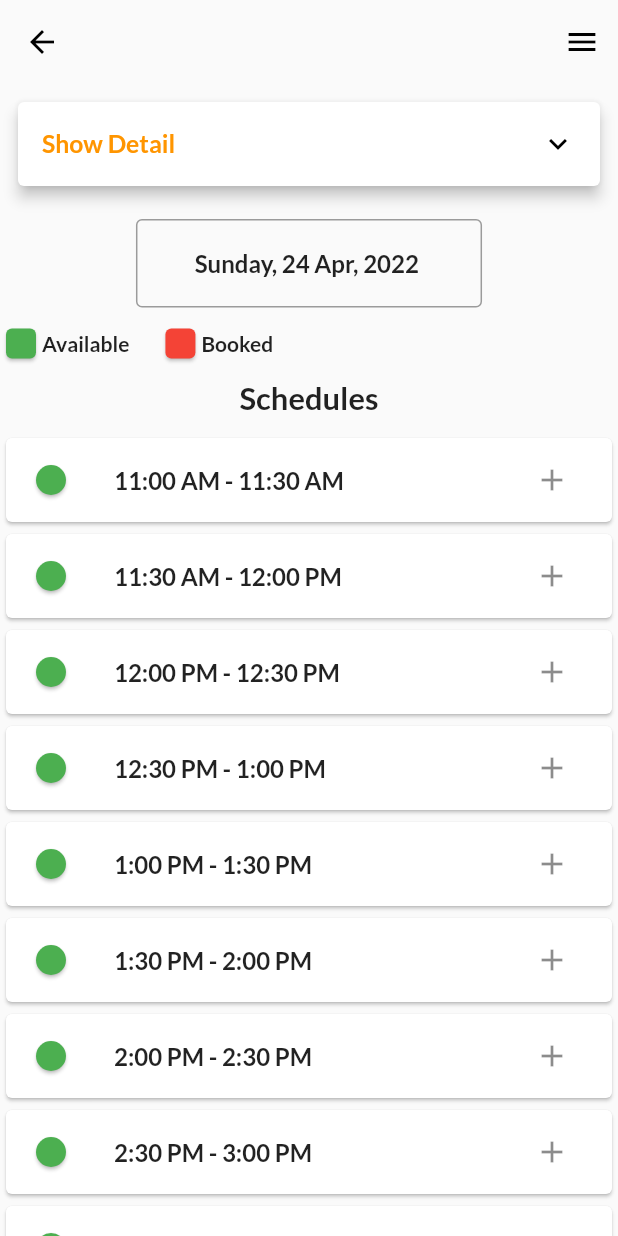
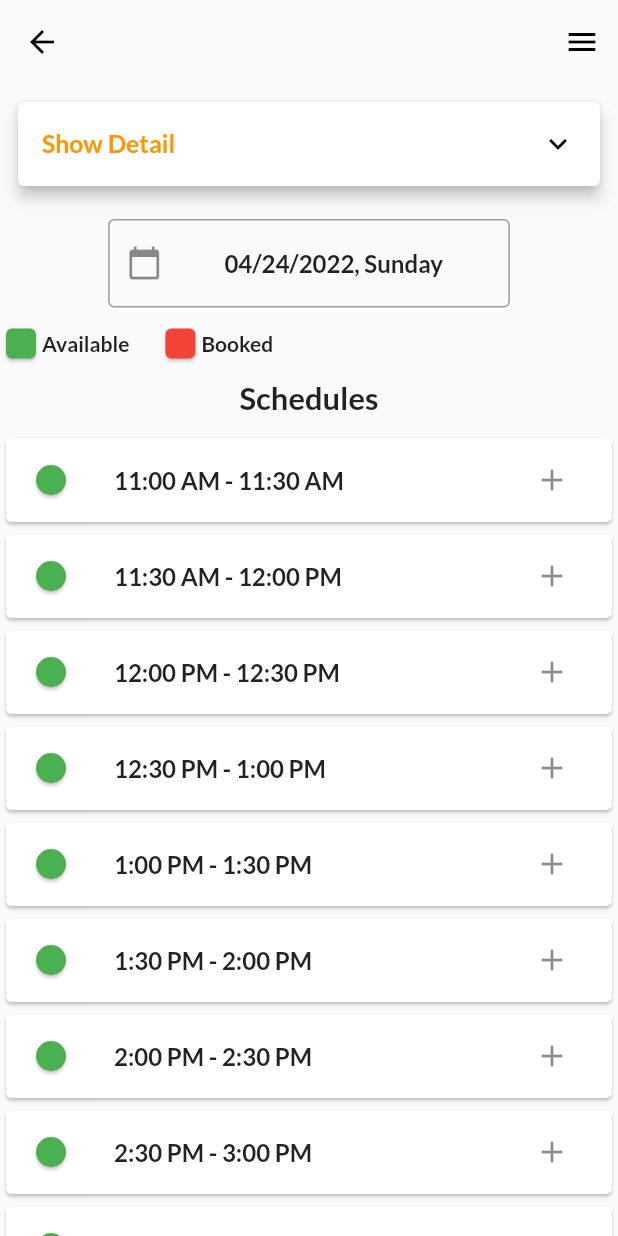
Before and after one commit to bxs8072/uta-library, a Flutter app: the RoomDetailUI screen opened directly with empty values, on a phone screen of 412 x 824 dp. Run offline on Flutter 3.47's test engine with Material 2 defaults, Android fonts, the light colour scheme and no system bars; our stand-ins replace bottom_navy_bar, cloud_firestore, date_field, email_validator, firebase_auth, firebase_core and 10 more; missing offline and left inert: password_strength; accounts and stored records are empty.

```diff
--- a/lib/uis/room_detail_ui/room_detail_ui.dart
+++ b/lib/uis/room_detail_ui/room_detail_ui.dart
@@ -43,7 +43,7 @@ class _RoomDetailUIState extends State<RoomDetailUI> {
     setState(() {
       _selectedDate = DateUtils.dateOnly(widget.selectedDate);
       _dateTimeController.text =
-          Intl().date("EEEE, d MMM, yyyy").format(_selectedDate!);
+          Intl().date("MM/dd/yyyy, EEEE").format(_selectedDate!);
     });
   }
 
@@ -104,7 +104,7 @@ class _RoomDetailUIState extends State<RoomDetailUI> {
             child: Container(
               alignment: Alignment.center,
               margin: EdgeInsets.symmetric(
-                  horizontal: customSize(context).width * 0.22, vertical: 10),
+                  horizontal: customSize(context).width * 0.175, vertical: 10),
               child: TextField(
                 textAlign: TextAlign.center,
                 style: GoogleFonts.lato(
@@ -122,6 +122,9 @@ class _RoomDetailUIState extends State<RoomDetailUI> {
                       color: ThemeTools.appBarForeGroundColor(context),
                     ),
                   ),
+                  prefixIcon: const Icon(
+                    Icons.calendar_today,
+                  ),
                 ),
                 onTap: () {
                   showDatePicker(
@@ -135,7 +138,7 @@ class _RoomDetailUIState extends State<RoomDetailUI> {
                     setState(() {
                       _selectedDate = DateUtils.dateOnly(value!);
                       _dateTimeController.text = Intl()
-                          .date("EEEE, d MMM, yyyy")
+                          .date("MM/dd/yyyy, EEEE")
                           .format(_selectedDate!);
                     });
                   });
```
Also changed, not shown: lib/pages/room_booked_page/room_booked_page.dart (+7 -3 lines).
